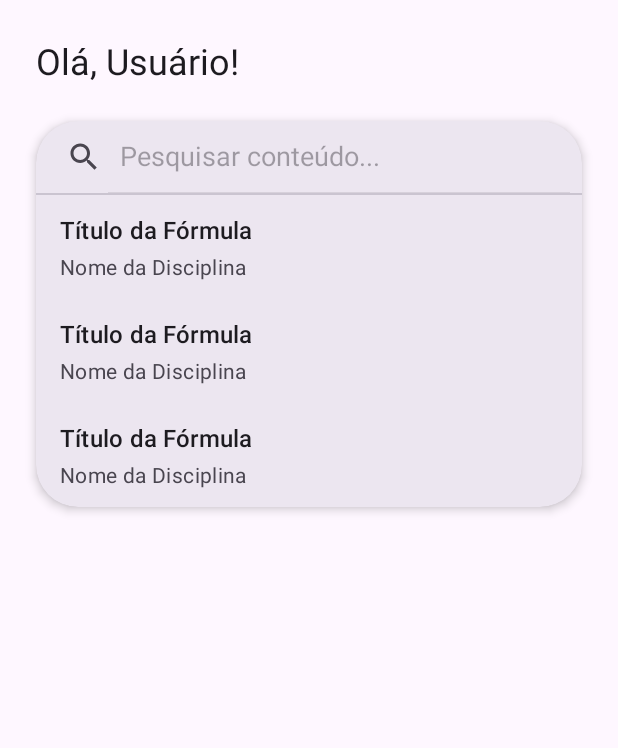
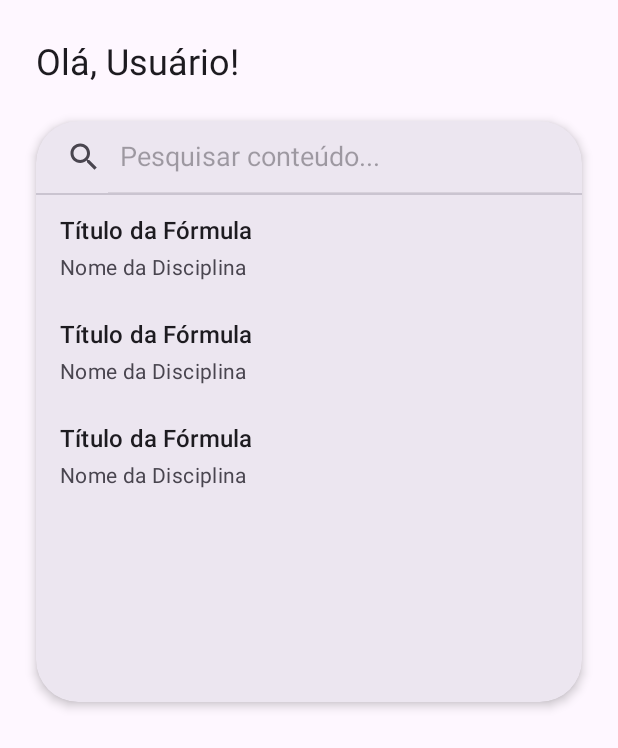
Before and after one commit to eduardodecker2006/app-tro-kotlin, an Android app: the layout tab_home.xml on its own in the app's theme, with its tools: preview values and no code run, on a phone screen of 412 x 824 dp. Shown: the top 748 px of the screen. Run offline under Robolectric (Android 15) with nearby library versions, the phone set to English and light mode, and no system bars; Roboto replaces fonts that are not available here.

Commit message:
fix: exibição da lista da searchbar

```diff
--- a/app/src/main/res/layout/tab_home.xml
+++ b/app/src/main/res/layout/tab_home.xml
@@ -48,7 +48,7 @@
                 android:layoutDirection="rtl"
                 app:iconifiedByDefault="false"
                 app:queryHint="Pesquisar conteúdo..."
-                 />
+                />
 
 
             <View
@@ -60,6 +60,9 @@
                 android:id="@+id/recycler_view_results"
                 android:layout_width="match_parent"
                 android:layout_height="wrap_content"
+                android:clipToPadding="false"
+                android:paddingBottom="130dp"
+                android:overScrollMode="ifContentScrolls"
                 tools:itemCount="3"
                 tools:listitem="@layout/item_search_result" />
 
```
Also changed, not shown: app/src/main/java/com/example/myapplication/HomeTab.kt (+11 -5 lines).
